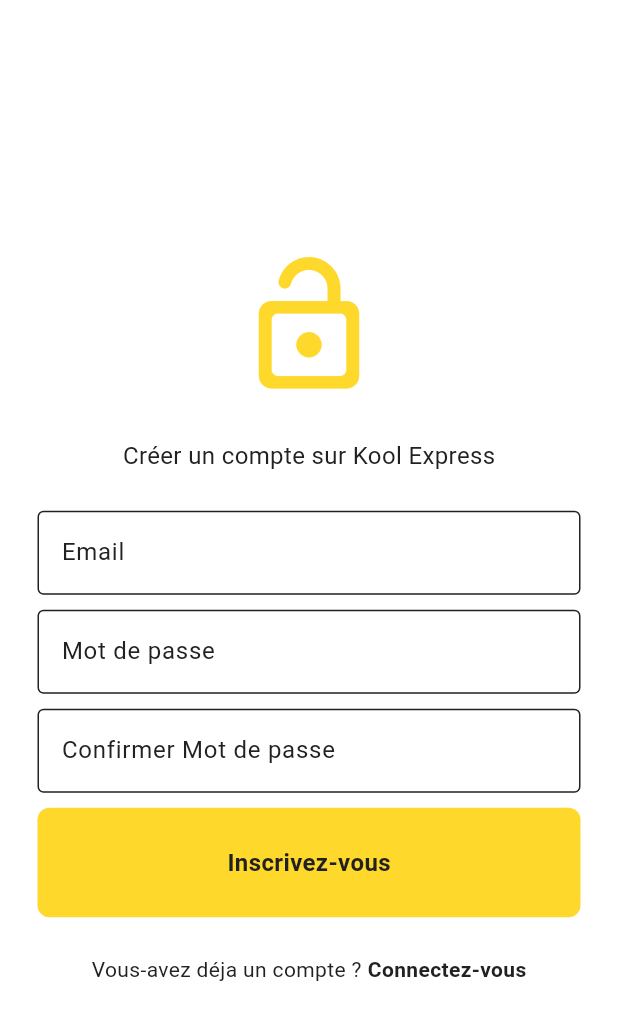
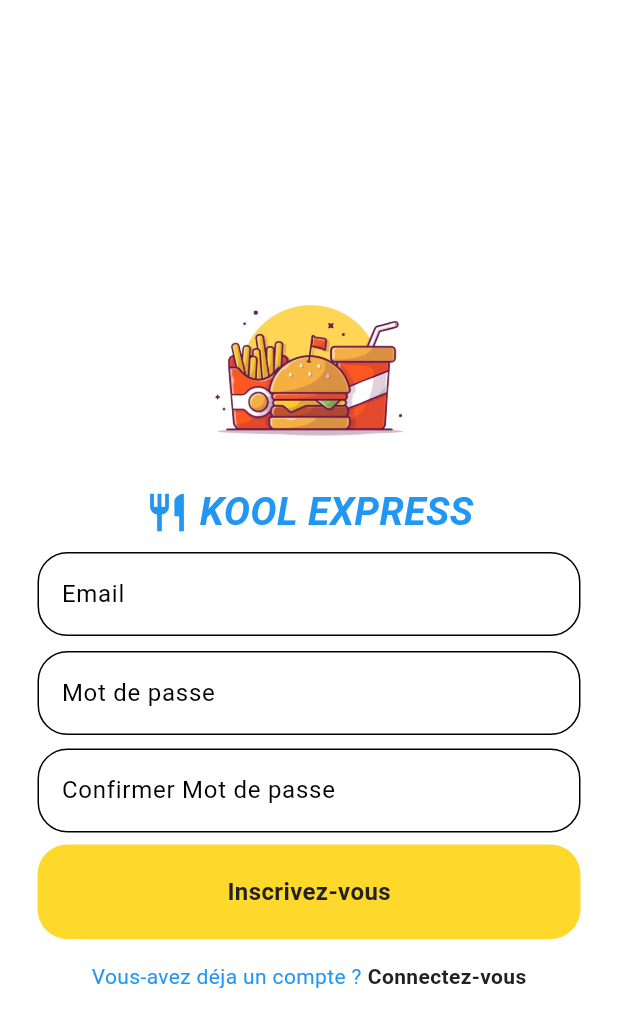
Before and after one commit to Hendegleg/flutter, a Flutter app: the screen it shows after launch, after a tap on "Inscrivez-vous maintenant", on a phone screen of 412 x 824 dp. Shown: the top 1027 px of the screen. Run offline on Flutter 3.47's test engine with Material 3 defaults, Android fonts, the phone set to English and light mode, and no system bars; our stand-ins replace animated_splash_screen, cloud_firestore, firebase_auth, firebase_core, flutter_credit_card, fluttertoast and 1 more; accounts and stored records are empty.

Commit message:
LAAAAST_COMMIT

```diff
--- a/lib/components/my_button.dart
+++ b/lib/components/my_button.dart
@@ -14,11 +14,11 @@
     return GestureDetector(
       onTap: onTap,
       child: Container(
-        padding: const EdgeInsets.all(25),
+        padding: const EdgeInsets.all(20),
         margin: const EdgeInsets.symmetric(horizontal: 25),
         decoration: BoxDecoration(
           color: Theme.of(context).colorScheme.secondary,
-          borderRadius: BorderRadius.circular(8),
+          borderRadius: BorderRadius.circular(20),
         ),
         child: Center(
           child: Text(
--- a/lib/components/my_silver_app_bar.dart
+++ b/lib/components/my_silver_app_bar.dart
@@ -29,7 +29,7 @@
       ],
       backgroundColor: Theme.of(context).colorScheme.background,
       foregroundColor: Theme.of(context).colorScheme.inversePrimary,
-      title: Text("Dîner au crépuscule"),
+      title: Text("Kool Express"),
       flexibleSpace: FlexibleSpaceBar(
         background:
             Padding(padding: const EdgeInsets.only(bottom: 50.0), child: child),
--- a/lib/pages/login_page.dart
+++ b/lib/pages/login_page.dart
@@ -54,37 +54,63 @@
           child: Column(
             mainAxisAlignment: MainAxisAlignment.center,
             children: [
-              //logo
+              Image.asset(
+                'lib/images/loginImage/login.png',
+                width: 180,
+                height: 180,
+              ),
+              Row(
+                mainAxisAlignment: MainAxisAlignment.center,
+                children: [
                   Icon(
-                Icons.lock_open_rounded,
-                size: 100,
-                color: Theme.of(context).colorScheme.secondary,
+                    Icons.restaurant, // Icône de restaurant
+                    color: Colors.blue, // Couleur bleue
+                    size: 30, // Taille de l'icône
                   ),
-              const SizedBox(height: 25),
-
                   Text(
-                "Kool Express",
+                    " KOOL EXPRESS", // Texte "KOOL EXPRESS"
                     style: TextStyle(
-                  fontSize: 16,
-                  color: Theme.of(context).colorScheme.inversePrimary,
+                      fontSize: 26, // Taille de la police
+                      fontStyle: FontStyle.italic, // Italique
+                      color: Colors.blue, // Couleur bleue
+                      fontWeight: FontWeight.bold, // Gras
                     ),
                   ),
-              const SizedBox(height: 25),
-              MyTextField(
+                ],
+              ),
+              const SizedBox(height: 8),
+              Padding(
+                padding: const EdgeInsets.symmetric(horizontal: 25),
+                child: TextField(
                   controller: emailController,
-                hinText: "Email",
-                obscureText: false,
+                  decoration: InputDecoration(
+                    hintText: 'Email',
+                    filled: true,
+                    fillColor: Theme.of(context).colorScheme.background,
+                    border: OutlineInputBorder(
+                      borderRadius: BorderRadius.circular(20.0),
                     ),
-
-              const SizedBox(height: 10),
-
-              MyTextField(
+                  ),
+                ),
+              ),
+              const SizedBox(height: 8),
+              const SizedBox(height: 8),
+              Padding(
+                padding: const EdgeInsets.symmetric(horizontal: 25),
+                child: TextField(
                   controller: passwordController,
-                hinText: "Mot de passe",
                   obscureText: true,
+                  decoration: InputDecoration(
+                    hintText: 'Mot de passe',
+                    filled: true,
+                    fillColor: Theme.of(context).colorScheme.background,
+                    border: OutlineInputBorder(
+                      borderRadius: BorderRadius.circular(20.0),
+                    ),
+                  ),
+                ),
               ),
               const SizedBox(height: 10),
-
               Padding(
                 padding: const EdgeInsets.symmetric(horizontal: 25.0),
                 child: Row(
@@ -112,23 +138,18 @@
                   ],
                 ),
               ),
-
               const SizedBox(height: 10),
-
               MyButton(
                 text: "Se connecter",
                 onTap: login,
               ),
-
               const SizedBox(height: 25),
-
               Row(
                 mainAxisAlignment: MainAxisAlignment.center,
                 children: [
                   Text(
                     "Non membre ?",
-                    style: TextStyle(
-                        color: Theme.of(context).colorScheme.inversePrimary),
+                    style: TextStyle(color: Colors.blue),
                   ),
                   const SizedBox(width: 4),
                   GestureDetector(
--- a/lib/pages/payment_page.dart
+++ b/lib/pages/payment_page.dart
@@ -4,7 +4,7 @@
 import 'package:flutter_credit_card/flutter_credit_card.dart';
 
 class PaymentPage extends StatefulWidget {
-  const PaymentPage({super.key});
+  const PaymentPage({Key? key});
 
   @override
   State<PaymentPage> createState() => _PaymentPageState();
@@ -65,7 +65,8 @@
         foregroundColor: Theme.of(context).colorScheme.inversePrimary,
         title: const Text("Payement"),
       ),
-      body: Column(
+      body: SingleChildScrollView(
+        child: Column(
           children: [
             CreditCardWidget(
               cardNumber: cardNumber,
@@ -90,11 +91,12 @@
               },
               formKey: formKey,
             ),
-          const Spacer(),
+            const SizedBox(height: 25),
             MyButton(onTap: userTappedPay, text: "Payer maintenant"),
             const SizedBox(height: 25),
           ],
         ),
+      ),
     );
   }
 }
--- a/lib/pages/register_page.dart
+++ b/lib/pages/register_page.dart
@@ -52,59 +52,88 @@
           child: Column(
             mainAxisAlignment: MainAxisAlignment.center,
             children: [
-              //logo
+              Image.asset(
+                'lib/images/loginImage/login.png',
+                width: 160,
+                height: 160,
+              ),
+              Row(
+                mainAxisAlignment: MainAxisAlignment.center,
+                children: [
                   Icon(
-                Icons.lock_open_rounded,
-                size: 100,
-                color: Theme.of(context).colorScheme.secondary,
+                    Icons.restaurant, // Icône de restaurant
+                    color: Colors.blue, // Couleur bleue
+                    size: 30, // Taille de l'icône
                   ),
-              const SizedBox(height: 25),
-
                   Text(
-                "Créer un compte sur Kool Express",
+                    " KOOL EXPRESS", // Texte "KOOL EXPRESS"
                     style: TextStyle(
-                  fontSize: 16,
-                  color: Theme.of(context).colorScheme.inversePrimary,
+                      fontSize: 26, // Taille de la police
+                      fontStyle: FontStyle.italic, // Italique
+                      color: Colors.blue, // Couleur bleue
+                      fontWeight: FontWeight.bold, // Gras
                     ),
                   ),
-              const SizedBox(height: 25),
-              MyTextField(
+                ],
+              ),
+              const SizedBox(height: 8),
+              Padding(
+                padding: const EdgeInsets.symmetric(horizontal: 25),
+                child: TextField(
                   controller: emailController,
-                hinText: "Email",
-                obscureText: false,
+                  decoration: InputDecoration(
+                    hintText: 'Email',
+                    filled: true,
+                    fillColor: Theme.of(context).colorScheme.background,
+                    border: OutlineInputBorder(
+                      borderRadius: BorderRadius.circular(20.0),
                     ),
-
+                  ),
+                ),
+              ),
               const SizedBox(height: 10),
-
-              MyTextField(
+              Padding(
+                padding: const EdgeInsets.symmetric(horizontal: 25),
+                child: TextField(
                   controller: passwordController,
-                hinText: "Mot de passe",
                   obscureText: true,
+                  decoration: InputDecoration(
+                    hintText: 'Mot de passe',
+                    filled: true,
+                    fillColor: Theme.of(context).colorScheme.background,
+                    border: OutlineInputBorder(
+                      borderRadius: BorderRadius.circular(20.0),
                     ),
-
-              const SizedBox(height: 10),
-
-              MyTextField(
+                  ),
+                ),
+              ),
+              const SizedBox(height: 9),
+              Padding(
+                padding: const EdgeInsets.symmetric(horizontal: 25),
+                child: TextField(
                   controller: confirmPasswordController,
-                hinText: "Confirmer Mot de passe",
-                obscureText: true,
+                  decoration: InputDecoration(
+                    hintText: 'Confirmer Mot de passe',
+                    filled: true,
+                    fillColor: Theme.of(context).colorScheme.background,
+                    border: OutlineInputBorder(
+                      borderRadius: BorderRadius.circular(20.0),
                     ),
-
-              const SizedBox(height: 10),
+                  ),
+                ),
+              ),
+              const SizedBox(height: 8),
               MyButton(
                 text: "Inscrivez-vous",
                 onTap: register,
               ),
-
-              const SizedBox(height: 25),
-
+              const SizedBox(height: 15),
               Row(
                 mainAxisAlignment: MainAxisAlignment.center,
                 children: [
                   Text(
                     "Vous-avez déja un compte ?",
-                    style: TextStyle(
-                        color: Theme.of(context).colorScheme.inversePrimary),
+                    style: TextStyle(color: Colors.blue),
                   ),
                   const SizedBox(width: 4),
                   GestureDetector(
--- a/pubspec.yaml
+++ b/pubspec.yaml
@@ -71,10 +71,12 @@
   assets:
     - lib/images/burgers/
     - lib/images/sides/
+    - lib/images/loginImage/
     - lib/images/salads/
     - lib/images/drinks/
     - lib/images/deserts/
     - lib/Lottie/animation.json
+
   # -images/a_dot_ham.jpeg
 
   # An image asset can refer to one or more resolution-specific "variants", see
```
Also changed, not shown: lib/images/loginImage/login.png (added), pubspec.lock. Lines whose indentation alone changed are shown as unchanged.
